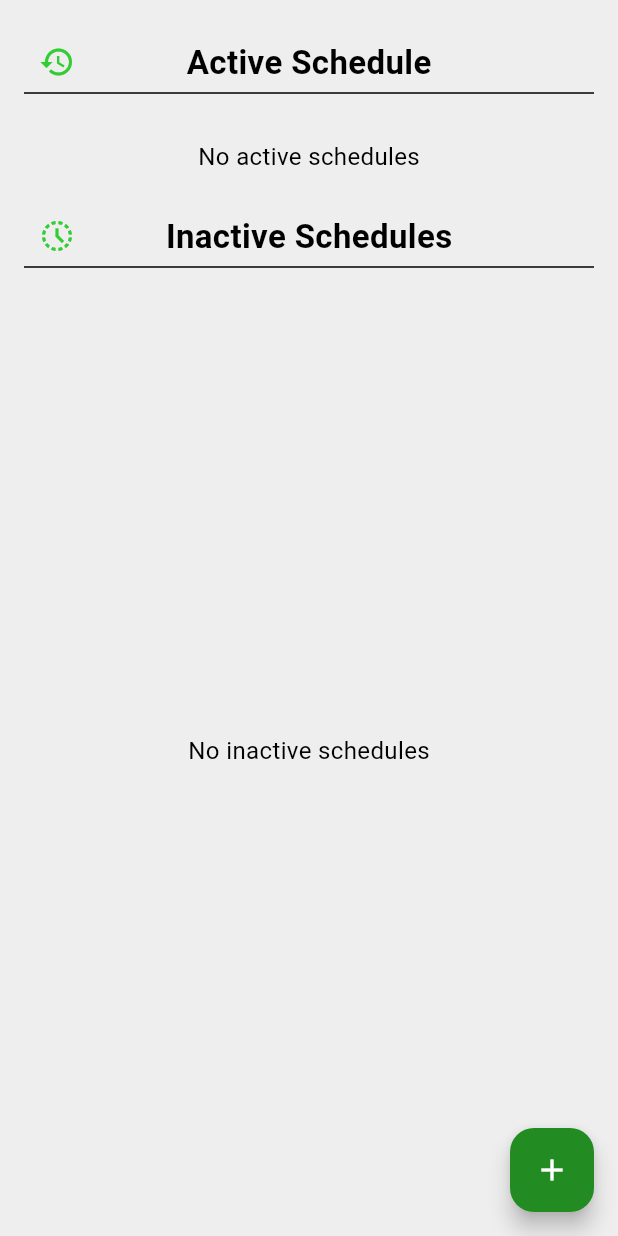
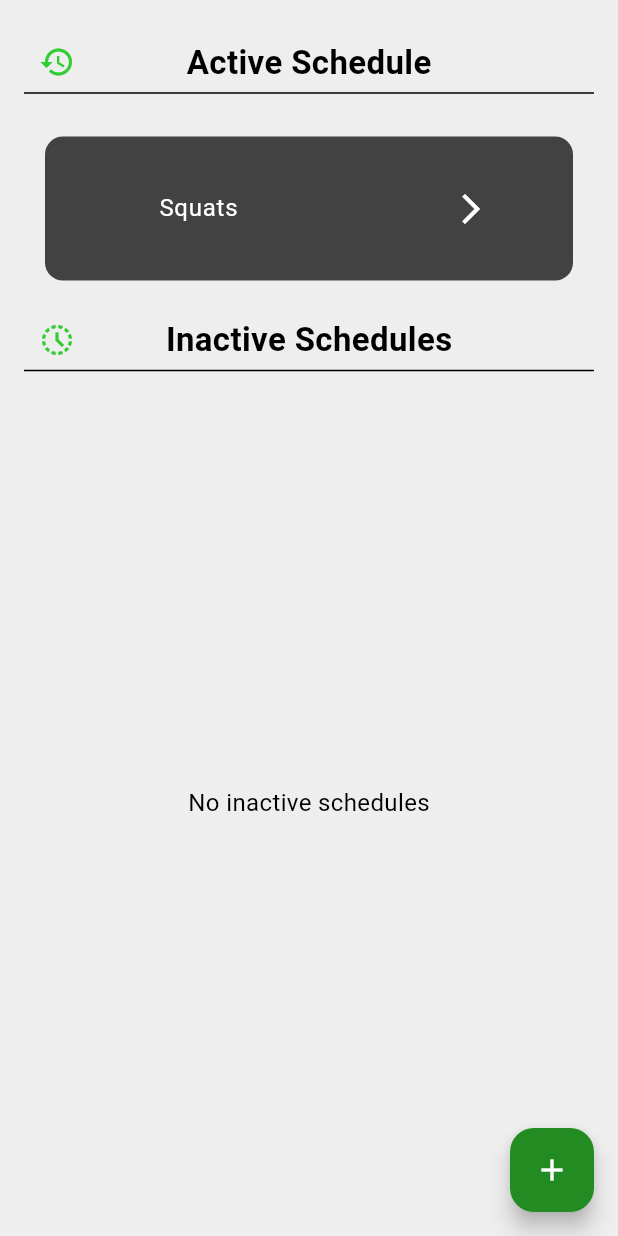
Before and after one commit to WillHAdair/WorkoutApplication, a Flutter app: the WorkoutSchedulePage screen opened directly, on a phone screen of 412 x 824 dp. Run offline on Flutter 3.47's test engine with Material 3 defaults, Android fonts, the light colour scheme and no system bars; drawn by our look-alikes of flutter_slidable; our stand-ins replace flutter_heatmap_calendar, google_nav_bar, isar, shared_preferences; accounts and stored records are empty; generated files the repository leaves out were written again.

Commit message:
update workout schedule card

```diff
--- /dev/null
+++ b/lib/components/workout_schedule_card.dart
@@ -0,0 +1,99 @@
+
+import 'package:flutter/material.dart';
+import 'package:flutter_slidable/flutter_slidable.dart';
+import 'package:workout_app/models/schedule_day.dart';
+import 'package:workout_app/models/workout_schedule.dart';
+
+class WorkoutScheduleCard extends StatefulWidget {
+  final WorkoutSchedule schedule;
+  final VoidCallback onForwardPress;
+  final VoidCallback onSettingsPress;
+  final VoidCallback onDeletePress;
+  final VoidCallback? onChanged;
+  bool? isSelected;
+
+  WorkoutScheduleCard({
+    super.key,
+    required this.schedule,
+    required this.onForwardPress,
+    required this.onSettingsPress,
+    required this.onDeletePress,
+    this.isSelected,
+    this.onChanged,
+  });
+
+  @override
+  State<WorkoutScheduleCard> createState() => _WorkoutScheduleCardState();
+}
+
+class _WorkoutScheduleCardState extends State<WorkoutScheduleCard> {
+  @override
+  Widget build(BuildContext context) {
+    final String scheduleName = widget.schedule.name;
+    final int daysSinceStart = DateTime.now().difference(widget.schedule.startDate).inDays;
+
+    final ScheduleDay? todayScheduleDay = widget.schedule.days
+        .where((day) => day.dayNumber == (daysSinceStart % widget.schedule.days.length) + 1)
+        .firstOrNull;
+
+    final String todayWorkout = todayScheduleDay == null
+        ? 'No schedule for today'
+        : todayScheduleDay.isRestDay
+            ? 'Rest Day'
+            : todayScheduleDay.workouts.isNotEmpty
+                ? todayScheduleDay.workouts.first.name
+                : 'No workouts planned';
+
+    return Padding(
+      padding: const EdgeInsets.all(14),
+      child: Slidable(
+        endActionPane: ActionPane(
+          motion: const StretchMotion(),
+          children: [
+            SlidableAction(
+              onPressed: (context) => widget.onSettingsPress(),
+              backgroundColor: Colors.grey.shade800,
+              icon: Icons.settings,
+              borderRadius: BorderRadius.circular(12),
+            ),
+            SlidableAction(
+              onPressed: (context) => widget.onDeletePress(),
+              backgroundColor: Colors.red.shade500,
+              icon: Icons.delete,
+              borderRadius: BorderRadius.circular(12),
+            ),
+          ],
+        ),
+        child: Container(
+          padding: const EdgeInsets.all(20),
+          decoration: BoxDecoration(
+            color: Colors.grey[800],
+            borderRadius: BorderRadius.circular(12),
+          ),
+          child: ListTile(
+            leading: widget.onChanged != null
+                    ? Checkbox(
+                        value: widget.isSelected!,
+                        onChanged: (value) {
+                          widget.onChanged!();
+                          setState(() {
+                            widget.isSelected = value!;
+                          });
+                        },
+                      )
+                    : const SizedBox.shrink(),
+            title: Text(
+              todayWorkout,
+              style: const TextStyle(color: Colors.white),
+            ),
+            trailing: IconButton(
+              icon: const Icon(Icons.arrow_forward_ios),
+              onPressed: widget.onForwardPress,
+              color: Colors.white,
+            ),
+          ),
+        ),
+      ),
+    );
+  }
+}
--- a/lib/pages/workout_schedule_page.dart
+++ b/lib/pages/workout_schedule_page.dart
@@ -1,6 +1,9 @@
 import 'package:flutter/material.dart';
 import 'package:provider/provider.dart';
 import 'package:workout_app/components/text_divider.dart';
+import 'package:workout_app/components/workout_schedule_card.dart';
+import 'package:workout_app/models/schedule_day.dart';
+import 'package:workout_app/models/workout.dart';
 import 'package:workout_app/models/workout_schedule.dart';
 import 'package:workout_app/utils/database_helper.dart';
 import 'package:workout_app/utils/themes.dart';
@@ -23,16 +26,29 @@ class _WorkoutSchedulePageState extends State<WorkoutSchedulePage> {
   }
 
   Future<void> _loadSchedules() async {
-    final schedules = await DatabaseHelper.getAll<WorkoutSchedule>();
+    // Mock data for testing
+    final mockSchedule =
+        WorkoutSchedule()
+          ..name = 'Test Schedule'
+          ..startDate = DateTime.now().subtract(const Duration(days: 5))
+          ..isActive = true
+          ..days.addAll([
+            ScheduleDay()
+              ..dayNumber = 1
+              ..isRestDay = false
+              ..workouts.add(Workout()..name = 'Push-ups'),
+            ScheduleDay()
+              ..dayNumber = 2
+              ..isRestDay = true,
+            ScheduleDay()
+              ..dayNumber = 3
+              ..isRestDay = false
+              ..workouts.add(Workout()..name = 'Squats'),
+          ]);
+
     setState(() {
-      _activeSchedule = schedules.firstWhere(
-        (schedule) =>
-            schedule.endDate == null ||
-            schedule.endDate!.isAfter(DateTime.now()),
-        orElse: null,
-      );
-      _inactiveSchedules =
-          schedules.where((schedule) => schedule != _activeSchedule).toList();
+      _activeSchedule = mockSchedule;
+      _inactiveSchedules = []; // No inactive schedules for testing
     });
   }
 
@@ -55,22 +71,11 @@ class _WorkoutSchedulePageState extends State<WorkoutSchedulePage> {
           children: [
             TextDivider(text: 'Active Schedule', icon: Icons.history),
             _activeSchedule != null
-                ? Card(
-                  color: themeProvider.getBackgroundColor(),
-                  child: ListTile(
-                    title: Text(
-                      _activeSchedule!.name,
-                      style: TextStyle(
-                        fontSize: 16,
-                        fontWeight: FontWeight.bold,
-                        color: themeProvider.getTextColor(),
-                      ),
-                    ),
-                    subtitle: Text(
-                      _activeSchedule!.description ?? 'No description',
-                      style: TextStyle(color: themeProvider.getTextColor()),
-                    ),
-                  ),
+                ? WorkoutScheduleCard(
+                  schedule: _activeSchedule!,
+                  onSettingsPress: () => {},
+                  onDeletePress: () => {},
+                  onForwardPress: () => {},
                 )
                 : Center(
                   child: Padding(
@@ -95,24 +100,11 @@ class _WorkoutSchedulePageState extends State<WorkoutSchedulePage> {
                         itemCount: _inactiveSchedules.length,
                         itemBuilder: (context, index) {
                           final schedule = _inactiveSchedules[index];
-                          return Card(
-                            color: themeProvider.getBackgroundColor(),
-                            child: ListTile(
-                              title: Text(
-                                schedule.name,
-                                style: TextStyle(
-                                  fontSize: 16,
-                                  fontWeight: FontWeight.bold,
-                                  color: themeProvider.getTextColor(),
-                                ),
-                              ),
-                              subtitle: Text(
-                                schedule.description ?? 'No description',
-                                style: TextStyle(
-                                  color: themeProvider.getTextColor(),
-                                ),
-                              ),
-                            ),
+                          return WorkoutScheduleCard(
+                            schedule: schedule!,
+                            onSettingsPress: () => {},
+                            onDeletePress: () => {},
+                            onForwardPress: () => {},
                           );
                         },
                       )
--- a/pubspec.yaml
+++ b/pubspec.yaml
@@ -25,6 +25,7 @@ dependencies:
   cupertino_icons: ^1.0.2
   shared_preferences: ^2.1.0
   path_provider: ^2.0.11
+  flutter_slidable: ^4.0.0
 
 dev_dependencies:
   flutter_test:
```
Also changed, not shown: pubspec.lock, 1 other file.
